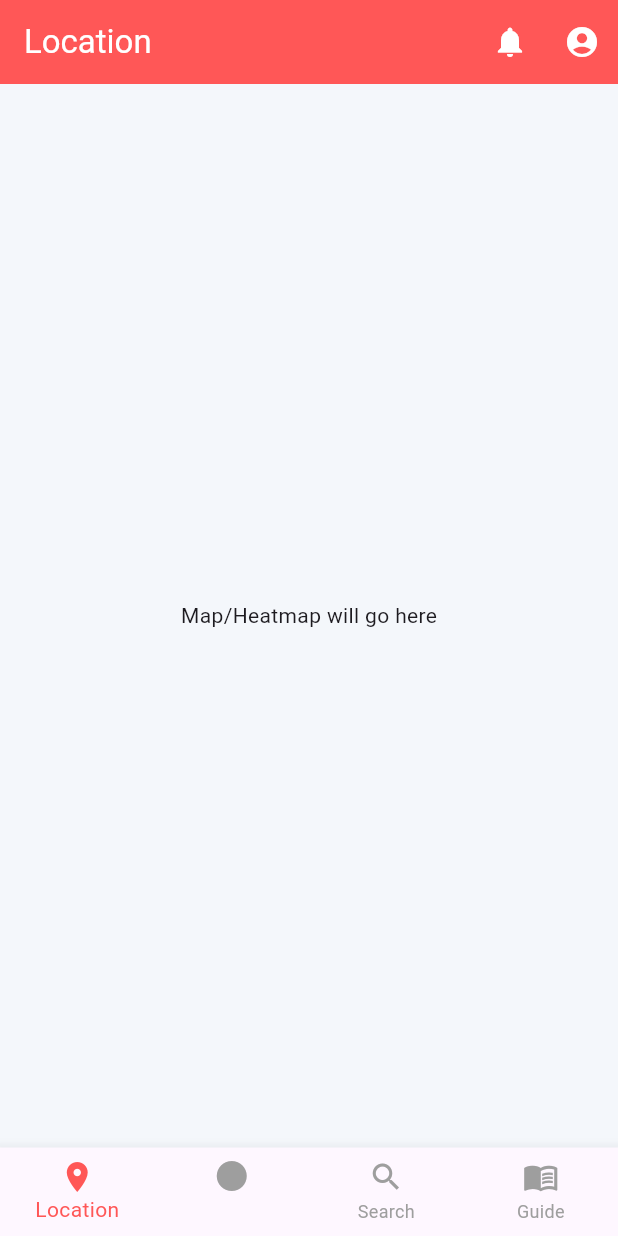
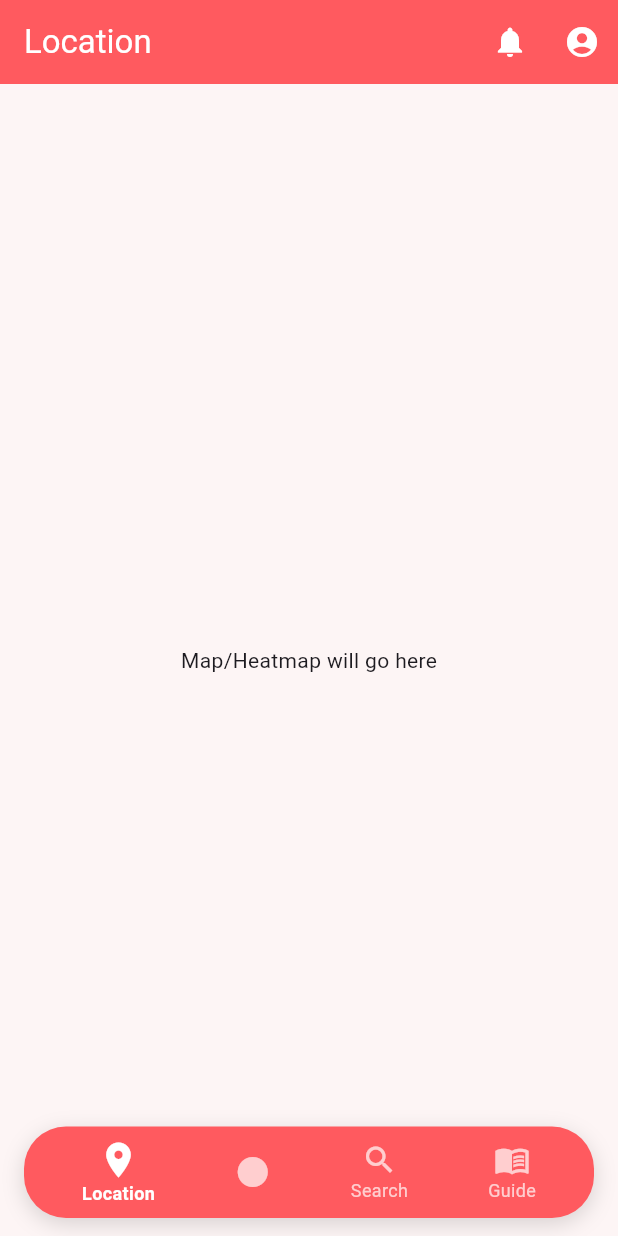
Before and after one commit to shreysircar/Aegis, a Flutter app: the screen it shows after launch, after a tap on "Login", on a phone screen of 412 x 824 dp. Run offline on Flutter 3.47's test engine with Material 3 defaults, Android fonts, the phone set to English and light mode, and no system bars.

Commit message:
ui changes

```diff
--- a/lib/core/theme/app_colors.dart
+++ b/lib/core/theme/app_colors.dart
@@ -1,9 +1,9 @@
 import 'package:flutter/material.dart';
 
 class AppColors {
-  static const Color primary = Color(0xFFFF5757); // coral red (fixed alpha channel)
-  static const Color accent = Color(0xFF50E3C2);  // teal
-  static const Color background = Color(0xFFF4F7FB);
+  static const Color primary = Color(0xFFFF5A5F); // Coral red
+  static const Color accent = Color(0xFFFF7F81);  // Softer coral
+  static const Color background = Color(0xFFFDF5F5);
   static const Color textPrimary = Colors.black87;
   static const Color textSecondary = Colors.grey;
 }
--- a/lib/core/widgets/bottom_nav_bar.dart
+++ b/lib/core/widgets/bottom_nav_bar.dart
@@ -1,5 +1,5 @@
 import 'package:flutter/material.dart';
-import '../../core/theme/app_colors.dart';
+import '../theme/app_colors.dart';
 
 class CustomBottomNavBar extends StatelessWidget {
   final int currentIndex;
@@ -13,15 +13,58 @@ class CustomBottomNavBar extends StatelessWidget {
 
   @override
   Widget build(BuildContext context) {
-    return BottomNavigationBar(
-      currentIndex: currentIndex,
-      onTap: onTap,
-      items: const [
-        BottomNavigationBarItem(icon: Icon(Icons.location_on), label: "Location"),
-        BottomNavigationBarItem(icon: Icon(Icons.circle), label: ""), // blank
-        BottomNavigationBarItem(icon: Icon(Icons.search), label: "Search"),
-        BottomNavigationBarItem(icon: Icon(Icons.menu_book), label: "Guide"),
-      ],
+    return Padding(
+      padding: const EdgeInsets.only(left: 16, right: 16, bottom: 12),
+      child: Container(
+        decoration: BoxDecoration(
+          color: AppColors.primary, // 🔴 full red background
+          borderRadius: BorderRadius.circular(28),
+          boxShadow: [
+            BoxShadow(
+              color: Colors.black.withOpacity(0.15),
+              blurRadius: 12,
+              offset: const Offset(0, 4),
+            ),
+          ],
+        ),
+        padding: const EdgeInsets.symmetric(horizontal: 12, vertical: 8),
+        child: Row(
+          mainAxisAlignment: MainAxisAlignment.spaceAround,
+          children: [
+            _buildNavItem(Icons.location_on, "Location", 0),
+            _buildNavItem(Icons.circle, "", 1), // reserved blank
+            _buildNavItem(Icons.search, "Search", 2),
+            _buildNavItem(Icons.menu_book, "Guide", 3),
+          ],
+        ),
+      ),
+    );
+  }
+
+  Widget _buildNavItem(IconData icon, String label, int index) {
+    final bool isActive = currentIndex == index;
+
+    return GestureDetector(
+      onTap: () => onTap(index),
+      child: Column(
+        mainAxisSize: MainAxisSize.min,
+        children: [
+          Icon(
+            icon,
+            color: isActive ? Colors.white : Colors.white70, // ⚪ active white, inactive faded
+            size: isActive ? 28 : 24,
+          ),
+          if (label.isNotEmpty)
+            Text(
+              label,
+              style: TextStyle(
+                color: isActive ? Colors.white : Colors.white70,
+                fontSize: 12,
+                fontWeight: isActive ? FontWeight.bold : FontWeight.normal,
+              ),
+            ),
+        ],
+      ),
     );
   }
 }
--- a/lib/features/home/screens/home_screen.dart
+++ b/lib/features/home/screens/home_screen.dart
@@ -30,6 +30,7 @@ class _HomeScreenState extends State<HomeScreen> {
   @override
   Widget build(BuildContext context) {
     return Scaffold(
+      extendBody: true, // 👈 makes nav bar float over body
       body: _screens[_currentIndex],
       bottomNavigationBar: CustomBottomNavBar(
         currentIndex: _currentIndex,
--- a/lib/features/splash/splash_screen.dart
+++ b/lib/features/splash/splash_screen.dart
@@ -1,4 +1,5 @@
 import 'package:flutter/material.dart';
+import '../../../core/theme/app_colors.dart';
 
 class SplashScreen extends StatelessWidget {
   const SplashScreen({super.key});
@@ -9,13 +10,15 @@ class SplashScreen extends StatelessWidget {
       Navigator.pushReplacementNamed(context, '/login');
     });
 
-    return const Scaffold(
-      body: Center(
+    return Scaffold(
+      backgroundColor: AppColors.primary,
+      body: const Center(
         child: Text(
           "Aegis",
           style: TextStyle(
-            fontSize: 28,
+            fontSize: 32,
             fontWeight: FontWeight.bold,
+            color: Colors.white,
           ),
         ),
       ),
```
